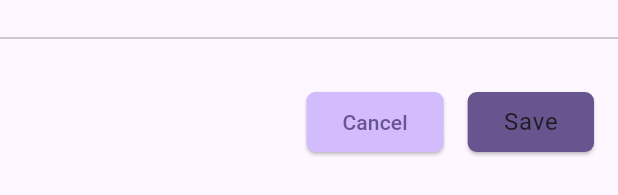
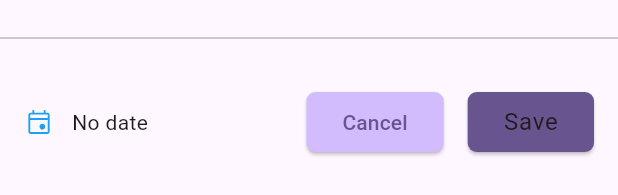
Before and after one commit to drona8/employee_app, a Flutter app: the CustomDatePicker widget shown alone on an empty page, opened directly with empty values, after a tap on "No date", on a phone screen of 412 x 824 dp. Shown: the part 652-847 px from the top of the screen. Run offline on Flutter 3.47's test engine with Material 3 defaults, Android fonts, the phone set to English and light mode, and no system bars; drawn by our look-alikes of calendar_date_picker2; our stand-ins replace auto_route, dartz, flutter_bloc, flutter_slidable, flutter_svg, freezed_annotation and 4 more; accounts and stored records are empty.

```diff
--- a/lib/application/employee/employee_bloc.dart
+++ b/lib/application/employee/employee_bloc.dart
@@ -90,6 +90,7 @@ class EmployeeBloc extends Bloc<EmployeeEvent, EmployeeState> {
                 previousEmployeeList: _getPreviousEmployee(
                   employeeList: employeeList,
                 ),
+                selectedEmployee: value.employee,
               ),
             );
           },
@@ -130,6 +131,7 @@ class EmployeeBloc extends Bloc<EmployeeEvent, EmployeeState> {
                 previousEmployeeList: _getPreviousEmployee(
                   employeeList: employeeList,
                 ),
+                selectedEmployee: value.employee,
               ),
             );
           },
--- a/lib/infrastructure/core/local_storage/employee_storage.dart
+++ b/lib/infrastructure/core/local_storage/employee_storage.dart
@@ -36,7 +36,7 @@ class EmployeeStorage {
   Future set(EmployeeDto employee) async {
     try {
       employee.id.isNotEmpty
-          ? await _employeeBox.putAt(int.parse(employee.id), employee)
+          ? await _employeeBox.put(int.parse(employee.id), employee)
           : await _employeeBox.add(employee);
     } catch (e) {
       throw CacheException(message: e.toString());
--- a/lib/presentation/core/widgets/custom_date_picker.dart
+++ b/lib/presentation/core/widgets/custom_date_picker.dart
@@ -11,17 +11,21 @@ class CustomDatePicker extends StatefulWidget {
     super.key,
     required this.isStartDate,
     required this.onPressed,
+    required this.firstDate,
+    required this.lastDay,
   });
 
   final bool isStartDate;
   final Function(DateTime?) onPressed;
+  final DateTime firstDate;
+  final DateTime lastDay;
 
   @override
   State<CustomDatePicker> createState() => _CustomDatePickerState();
 }
 
 class _CustomDatePickerState extends State<CustomDatePicker> {
-  DateTime? _selectedDate;
+  DateTime? _selectedDate = DateTime.now();
   @override
   Widget build(BuildContext context) {
     return Container(
@@ -121,12 +125,11 @@ class _CustomDatePickerState extends State<CustomDatePicker> {
                 ),
           CalendarDatePicker2(
             config: CalendarDatePicker2Config(
-              firstDate: DateTime.now().subtract(const Duration(days: 365)),
-              lastDate: DateTime.now().add(const Duration(days: 365)),
+              firstDate: widget.firstDate,
+              lastDate: widget.lastDay,
               weekdayLabelTextStyle: Theme.of(context).textTheme.bodySmall,
               calendarType: CalendarDatePicker2Type.single,
               dayTextStyle: Theme.of(context).textTheme.bodySmall,
-              disabledDayTextStyle: Theme.of(context).textTheme.bodySmall,
               selectedYearTextStyle: Theme.of(context).textTheme.bodySmall,
               customModePickerIcon: const SizedBox.shrink(),
               controlsTextStyle:
@@ -179,8 +182,7 @@ class _CustomDatePickerState extends State<CustomDatePicker> {
             child: Row(
               mainAxisAlignment: MainAxisAlignment.spaceBetween,
               children: [
-                _selectedDate != null
-                    ? Expanded(
+                Expanded(
                   child: Row(
                     mainAxisSize: MainAxisSize.min,
                     children: [
@@ -194,15 +196,16 @@ class _CustomDatePickerState extends State<CustomDatePicker> {
                       ),
                       Expanded(
                         child: Text(
-                                DateFormat('dd MMM, yyyy')
-                                    .format(_selectedDate!),
+                          _selectedDate != null
+                              ? DateFormat('dd MMM, yyyy')
+                                  .format(_selectedDate!)
+                              : 'No date',
                           style: Theme.of(context).textTheme.bodyMedium,
                         ),
                       ),
                     ],
                   ),
-                      )
-                    : const SizedBox.shrink(),
+                ),
                 Row(
                   children: [
                     ElevatedButton(
--- a/lib/presentation/employee/employee_list_screen.dart
+++ b/lib/presentation/employee/employee_list_screen.dart
@@ -50,6 +50,7 @@ class _EmployeeList extends StatelessWidget {
                 context: context,
                 message: 'Employee deleted successfully!',
                 isUndoRequired: true,
+                isDeleted: true,
               );
               context.router.pop();
             }
```
Also changed, not shown: lib/presentation/core/utils/common_util.dart (+24 -2 lines), lib/presentation/employee/manage_employee_screen.dart (+8 -5 lines). Lines whose indentation alone changed are shown as unchanged.
